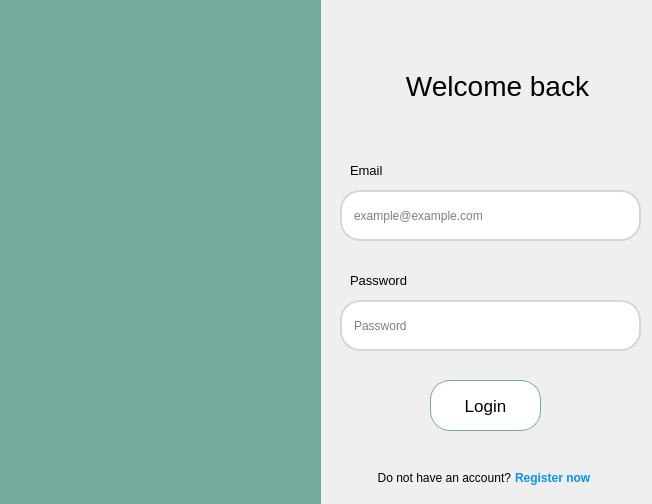
Qt form Buổi 7/Login.ui (MaiNgocChau9/Python-App-A-) before a commit.
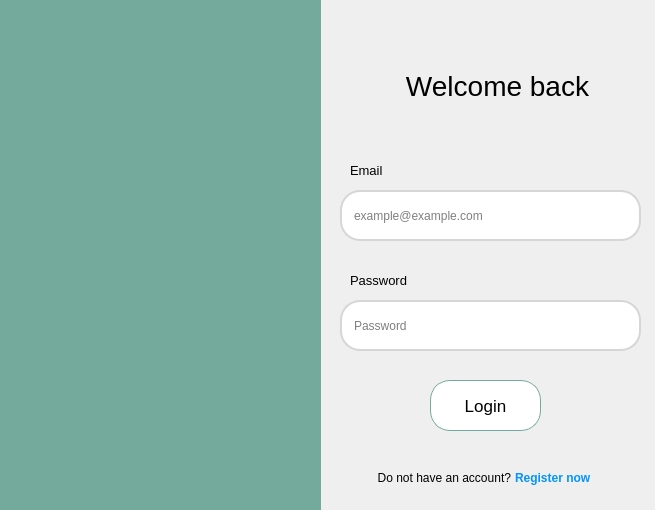
The same form after that commit. Icons and pictures are not drawn.

Diff of the .ui file:
```diff
--- a/Buổi 7/Login.ui
+++ b/Buổi 7/Login.ui
@@ -6,10 +6,22 @@
    <rect>
     <x>0</x>
     <y>0</y>
-    <width>652</width>
-    <height>504</height>
+    <width>655</width>
+    <height>510</height>
    </rect>
   </property>
+  <property name="minimumSize">
+   <size>
+    <width>655</width>
+    <height>510</height>
+   </size>
+  </property>
+  <property name="maximumSize">
+   <size>
+    <width>655</width>
+    <height>510</height>
+   </size>
+  </property>
   <property name="windowTitle">
    <string>MainWindow</string>
   </property>
```
Left out of the diff: 2 changed lines with no effect on the pictures.
